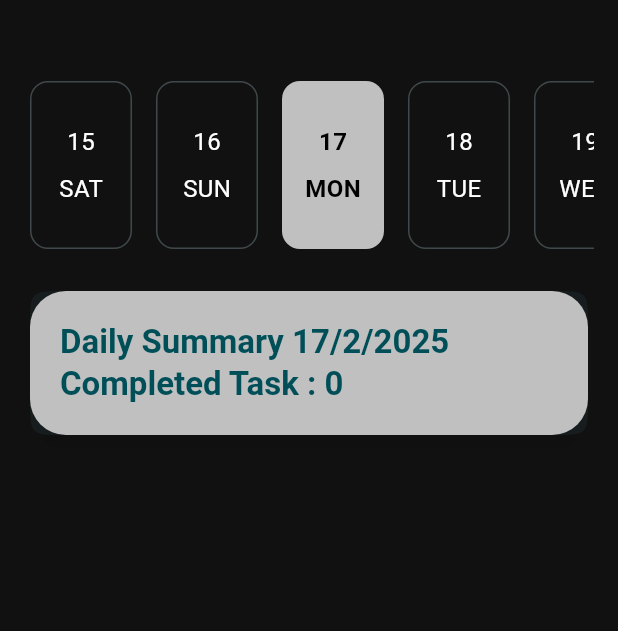
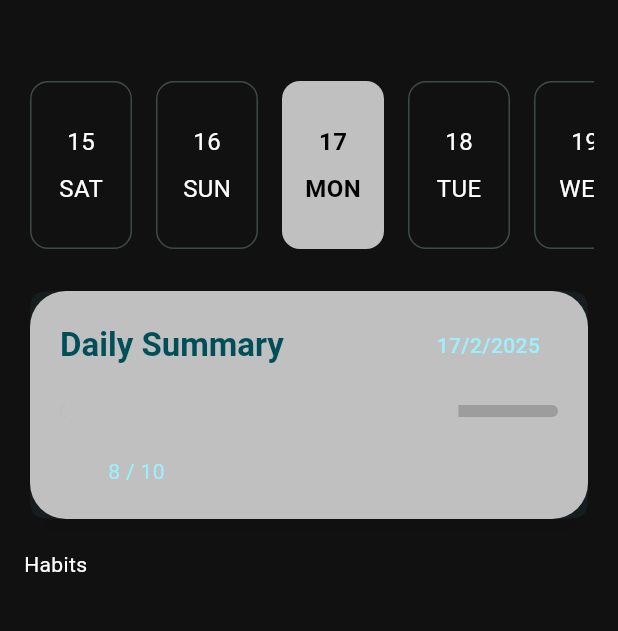
Before and after one commit to newasia2538/habit-tracker-flutter, a Flutter app: the screen it shows after launch, on a phone screen of 412 x 824 dp, the part 63-694 px from its top. Run offline on Flutter 3.47's test engine with Material 3 defaults, Android fonts, the phone set to English and light mode, and no system bars; drawn by our look-alikes of easy_date_timeline; our stand-ins replace flex_color_scheme, flutter_hooks, hooks_riverpod.

Commit message:
implement daily_summary_card UI and add new components habit_card_list

```diff
--- a/habit_tracking_flutter/lib/ui/components/daily_summary_card.dart
+++ b/habit_tracking_flutter/lib/ui/components/daily_summary_card.dart
@@ -30,11 +30,62 @@ class DailySummaryCard extends StatelessWidget {
           child: Column(
             crossAxisAlignment: CrossAxisAlignment.start,
             children: [
-              Text(
-                'Daily Summary $date Completed Task : $completedTasks',
-                style: Theme.of(context).textTheme.titleLarge?.copyWith(
-                    color: colorScheme.primaryContainer,
-                    fontWeight: FontWeight.bold),
+              Row(
+                mainAxisAlignment: MainAxisAlignment.spaceBetween,
+                children: [
+                  Text(
+                    'Daily Summary',
+                    style: Theme.of(context).textTheme.titleLarge?.copyWith(
+                        color: colorScheme.primaryContainer,
+                        fontWeight: FontWeight.bold),
+                  ),
+                  Container(
+                    padding: EdgeInsets.symmetric(horizontal: 12, vertical: 6),
+                    decoration: BoxDecoration(
+                        color: colorScheme.primary.withOpacity(0.1),
+                        borderRadius: BorderRadius.circular(20)),
+                    child: Text(
+                      date,
+                      style: TextStyle(
+                          color: colorScheme.onPrimaryContainer,
+                          fontWeight: FontWeight.w500),
+                    ),
+                  )
+                ],
+              ),
+              SizedBox(
+                height: 24,
+              ),
+              Stack(
+                children: [
+                  ClipRRect(
+                    borderRadius: BorderRadius.circular(12),
+                    child: LinearProgressIndicator(
+                      value: completedTasks / totalTasks,
+                      minHeight: 8,
+                      backgroundColor: colorScheme.surface.withOpacity(0.2),
+                      valueColor: AlwaysStoppedAnimation(colorScheme.primary),
+                    ),
+                  )
+                ],
+              ),
+              SizedBox(
+                height: 24,
+              ),
+              Row(
+                children: [
+                  Icon(
+                    Icons.check_circle,
+                    color: colorScheme.secondary,
+                  ),
+                  const SizedBox(
+                    width: 8,
+                  ),
+                  Text(
+                    '$completedTasks / $totalTasks',
+                    style: TextStyle(color: colorScheme.onPrimaryContainer),
+                  )
+                ],
               )
             ],
           ),
--- /dev/null
+++ b/habit_tracking_flutter/lib/ui/components/habit_card_list.dart
@@ -0,0 +1,11 @@
+import 'package:flutter/material.dart';
+
+class HabitCardList extends StatelessWidget {
+  const HabitCardList({super.key, required this.selectedDate});
+
+  final DateTime selectedDate;
+  @override
+  Widget build(BuildContext context) {
+    return Container();
+  }
+}
--- a/habit_tracking_flutter/lib/ui/main_page.dart
+++ b/habit_tracking_flutter/lib/ui/main_page.dart
@@ -1,6 +1,7 @@
 import 'package:flutter/material.dart';
 import 'package:flutter_hooks/flutter_hooks.dart';
 import 'package:habit_tracking_flutter/ui/components/daily_summary_card.dart';
+import 'package:habit_tracking_flutter/ui/components/habit_card_list.dart';
 import 'package:habit_tracking_flutter/ui/components/timeline_view.dart';
 import 'package:hooks_riverpod/hooks_riverpod.dart';
 
@@ -25,13 +26,20 @@ class MainPage extends HookConsumerWidget {
                     onSelectedDate: (date) => selectedDate.value = date,
                   ),
                   DailySummaryCard(
-                      completedTasks: 0,
-                      totalTasks: 0,
-                      date: selectedDate.value.day.toString() +
-                          '/' +
-                          selectedDate.value.month.toString() +
-                          '/' +
-                          selectedDate.value.year.toString())
+                      completedTasks: 8,
+                      totalTasks: 10,
+                      date:
+                          '${selectedDate.value.day}/${selectedDate.value.month}/${selectedDate.value.year}'),
+                  SizedBox(
+                    height: 16,
+                  ),
+                  const Text('Habits'),
+                  SizedBox(
+                    height: 16,
+                  ),
+                  HabitCardList(
+                    selectedDate: selectedDate.value,
+                  )
                 ],
               ))),
     );
```
